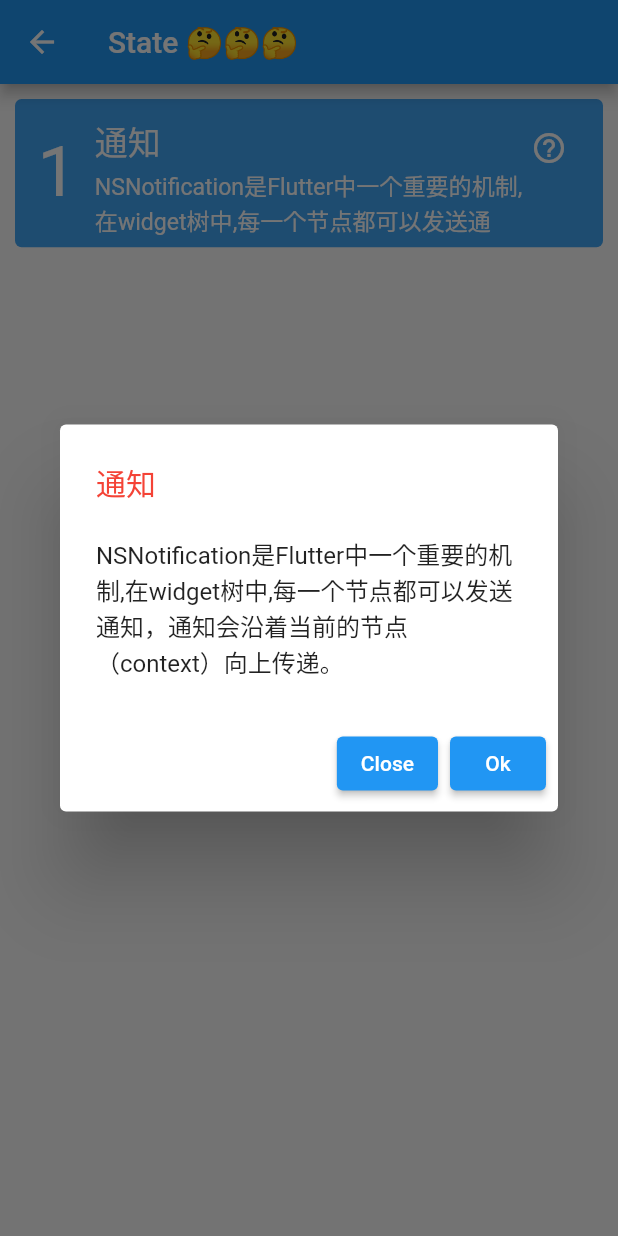
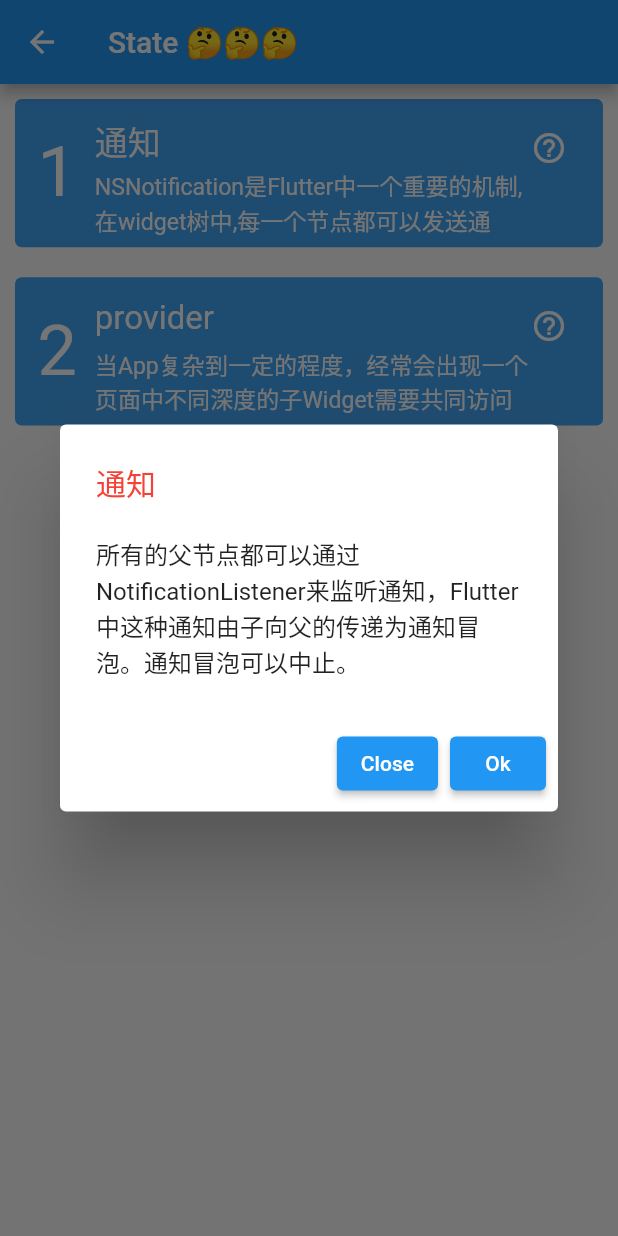
Before and after one commit to AlexanderYeah/AwsomeFlutterPlayground, a Flutter app: the StateListPage screen opened directly, after a tap on the "help outline" icon, on a phone screen of 412 x 824 dp. Run offline on Flutter 3.47's test engine with Material 2 defaults, Android fonts, the phone set to English and light mode, and no system bars; our stand-ins replace dio, flutter_screenutil, shared_preferences; accounts and stored records are empty.

Commit message:
provider 的使用

```diff
--- a/awsome_flutter/lib/jiezhi/localData/jz_local_data.dart
+++ b/awsome_flutter/lib/jiezhi/localData/jz_local_data.dart
@@ -37,6 +37,13 @@ List jz_state_data = [
     "tips":
         "所有的父节点都可以通过NotificationListener来监听通知，Flutter中这种通知由子向父的传递为通知冒泡。通知冒泡可以中止。"
   },
+  {
+    "title": "provider",
+    "content":
+        "当App复杂到一定的程度，经常会出现一个页面中不同深度的子Widget需要共同访问同一个数据状态，甚至不同页面要共享同一个数据状态。",
+    "tips":
+        "这是我们就会想到InheritedWidget,塔式flutter中一个重要的功能性组件，提供了一种在widget树中从上到下的数据共享方式，比如我们在应用的跟widget中通过inheritedWidget 共享了一个数据，那么我们可以在任意的子Widget中来获取共享的数据。而Provider是对inheritedWidget组件上的上层封装，使其更加容易使用，和复用。比如说购物车的全选和反选功能计算价格"
+  },
 ];
 
 List jz_Animation_data = [
--- /dev/null
+++ b/awsome_flutter/lib/jiezhi/state/count_provider.dart
@@ -0,0 +1,18 @@
+import 'package:flutter/foundation.dart';
+
+// 第一步实现基于ChangeNotifier的类 内部维护一个计数
+// 当计数有变化的时候，同时感知所有的监听者
+class CountProvider with ChangeNotifier {
+  int _count = 0;
+  int get count => _count;
+  void increment() {
+    _count++;
+    // 这里一定要通知变化
+    notifyListeners();
+  }
+
+  void reset() {
+    _count = 0;
+    notifyListeners();
+  }
+}
--- a/awsome_flutter/lib/jiezhi/state/state_list.dart
+++ b/awsome_flutter/lib/jiezhi/state/state_list.dart
@@ -30,22 +30,17 @@ class _StateListPageState extends State<StateListPage> {
                 case 0:
                   targetRoute = "/noti_page_a";
                   break;
-                // case 1:
-                //   targetRoute = "/button_demo";
-                //   break;
+                case 1:
+                  targetRoute = "/provider_page_a";
+                  break;
                 default:
               }
               Navigator.of(context).pushNamed(targetRoute);
             },
             tipsClick: (idx) {
-              switch (idx) {
-                case 0:
-                  TipsDialog(jz_state_data[index]["title"],
-                          jz_state_data[index]["content"], context)
-                      .openAlertDialog();
-                  break;
-                default:
-              }
+              TipsDialog(jz_state_data[index]["title"],
+                      jz_state_data[index]["tips"], context)
+                  .openAlertDialog();
             },
           );
         },
--- a/awsome_flutter/lib/routers/router.dart
+++ b/awsome_flutter/lib/routers/router.dart
@@ -17,6 +17,7 @@ import '../jiezhi/state/noti_page_b.dart';
 import '../juexin/dart/dart_list.dart';
 import '../juexin/dart/dart_single_thread.dart';
 import '../juexin/dart/dart_future_stream.dart';
+import '../jiezhi/state/provider_page_a.dart';
 
 //配置路由
 final routes = {
@@ -39,6 +40,7 @@ final routes = {
   '/dart_list': (context) => DartListPage(),
   '/dart_single_thread': (context) => SingleThreadPage(),
   '/dart_future_stream': (context) => DartFutureAndStreamPage(),
+  '/provider_page_a': (context) => ProviderPageA(),
 };
 
 //固定写法
--- a/awsome_flutter/pubspec.yaml
+++ b/awsome_flutter/pubspec.yaml
@@ -40,6 +40,7 @@ dependencies:
   shared_preferences: ^2.0.18
   flutter_screenutil: ^5.7.0
   flutter_staggered_grid_view: ^0.6.2
+  provider: ^6.0.5
 dev_dependencies:
   flutter_test:
     sdk: flutter
```
Also changed, not shown: awsome_flutter/lib/jiezhi/state/provider_page_a.dart (added, +60 -0 lines), awsome_flutter/lib/jiezhi/state/provider_page_son_widget.dart (added, +22 -0 lines), awsome_flutter/lib/main.dart (+6 -2 lines), awsome_flutter/pubspec.lock.
